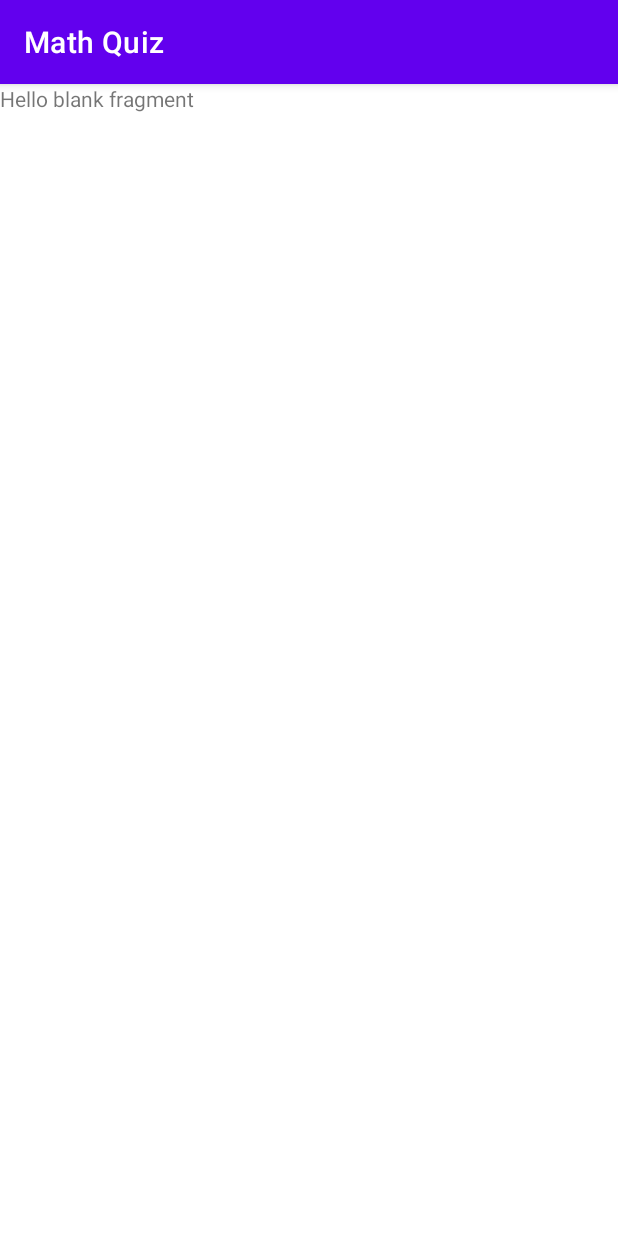
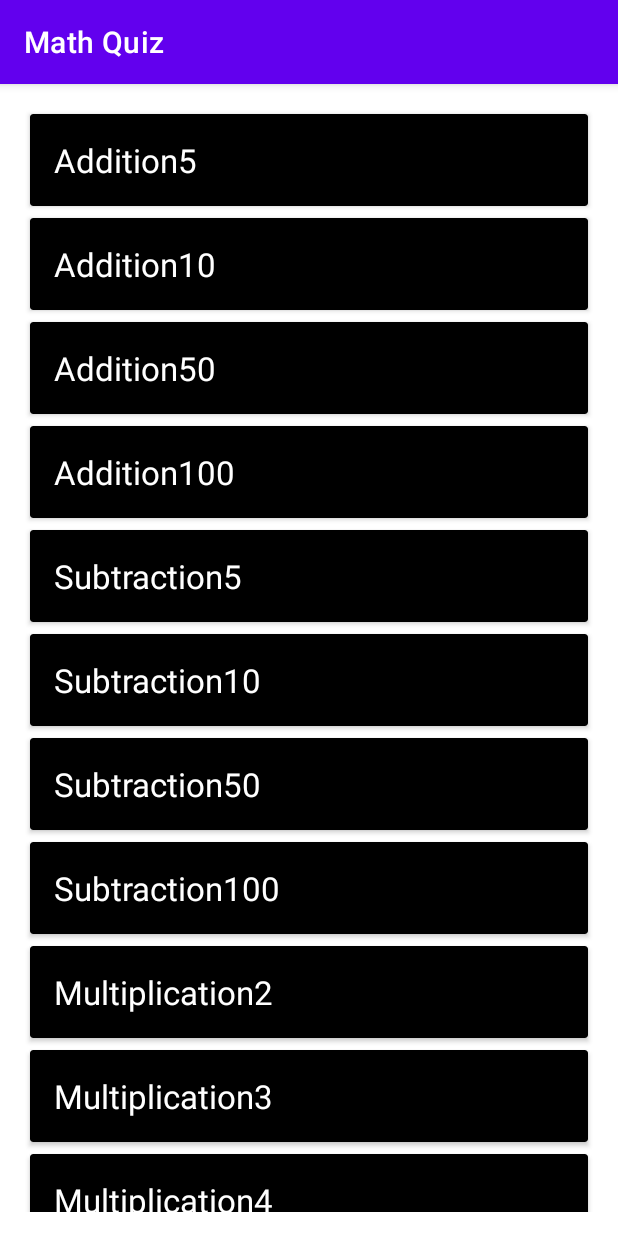
Before and after one commit to cszach/MathQuiz, an Android app: the ConfigurationFragment screen opened through its navigation route, on a phone screen of 412 x 824 dp. Run offline under Robolectric (Android 15) with nearby library versions, the phone set to English and light mode, and no system bars.

Commit message:
[ConfigurationFragment] View + Recycler classes

```diff
--- a/app/src/main/java/com/dnguy38/mathquiz/ConfigurationFragment.kt
+++ b/app/src/main/java/com/dnguy38/mathquiz/ConfigurationFragment.kt
@@ -5,21 +5,70 @@ import androidx.fragment.app.Fragment
 import android.view.LayoutInflater
 import android.view.View
 import android.view.ViewGroup
+import android.widget.TextView
+import androidx.lifecycle.ViewModelProvider
+import androidx.navigation.Navigation
+import androidx.recyclerview.widget.LinearLayoutManager
+import androidx.recyclerview.widget.RecyclerView
+import com.dnguy38.mathquiz.models.Configuration
+import com.dnguy38.mathquiz.ui.main.MainViewModel
 
 class ConfigurationFragment : Fragment() {
-    override fun onCreate(savedInstanceState: Bundle?) {
-        super.onCreate(savedInstanceState)
-    }
+    private lateinit var viewModel: MainViewModel
+    private lateinit var recycler: RecyclerView
 
     override fun onCreateView(
         inflater: LayoutInflater, container: ViewGroup?,
         savedInstanceState: Bundle?
     ): View? {
-        return inflater.inflate(R.layout.fragment_configuration, container, false)
+        val view = inflater.inflate(R.layout.fragment_configuration, container, false)
+
+        recycler = view.findViewById(R.id.configuration_recyclerView)
+        recycler.layoutManager = LinearLayoutManager(context)
+
+        return view
     }
 
-    companion object {
-        @JvmStatic
-        fun newInstance() = ConfigurationFragment()
+    override fun onViewCreated(view: View, savedInstanceState: Bundle?) {
+        super.onViewCreated(view, savedInstanceState)
+
+        viewModel = ViewModelProvider(this)[MainViewModel::class.java]
+        viewModel.configurationList.observe(viewLifecycleOwner) {
+            recycler.adapter = ConfigurationAdapter(it)
+        }
+    }
+
+    private inner class ConfigurationViewHolder(view: View): RecyclerView.ViewHolder(view), View.OnClickListener {
+        private lateinit var configuration: Configuration
+        private val configurationNameTextView: TextView = itemView.findViewById(R.id.configuration_name_textView)
+
+        init {
+            itemView.setOnClickListener(this)
+        }
+
+        override fun onClick(view: View?) {
+            val actionEval =
+                ConfigurationFragmentDirections.actionConfigurationFragmentToGameFragment(configuration)
+            Navigation.findNavController(itemView).navigate(actionEval)
+        }
+
+        fun bind(configuration: Configuration) {
+            this.configuration = configuration
+            configurationNameTextView.text = configuration.name
+        }
+    }
+
+    private inner class ConfigurationAdapter(private val list: Array<Configuration>): RecyclerView.Adapter<ConfigurationViewHolder>() {
+        override fun onCreateViewHolder(parent: ViewGroup, viewType: Int): ConfigurationViewHolder {
+            val view = layoutInflater.inflate(R.layout.configuration_item, parent, false)
+
+            return ConfigurationViewHolder(view)
+        }
+
+        override fun onBindViewHolder(holder: ConfigurationViewHolder, position: Int) {
+            holder.bind(list[position])
+        }
+
+        override fun getItemCount() = list.size
     }
 }
--- /dev/null
+++ b/app/src/main/java/com/dnguy38/mathquiz/models/Configuration.kt
@@ -0,0 +1,20 @@
+package com.dnguy38.mathquiz.models
+
+enum class Configuration {
+    Addition5,
+    Addition10,
+    Addition50,
+    Addition100,
+    Subtraction5,
+    Subtraction10,
+    Subtraction50,
+    Subtraction100,
+    Multiplication2,
+    Multiplication3,
+    Multiplication4,
+    Multiplication5,
+    Multiplication6,
+    Multiplication7,
+    Multiplication8,
+    Multiplication9,
+}
--- a/app/src/main/java/com/dnguy38/mathquiz/ui/main/MainViewModel.kt
+++ b/app/src/main/java/com/dnguy38/mathquiz/ui/main/MainViewModel.kt
@@ -1,7 +1,15 @@
 package com.dnguy38.mathquiz.ui.main
 
+import androidx.lifecycle.LiveData
+import androidx.lifecycle.MutableLiveData
 import androidx.lifecycle.ViewModel
+import com.dnguy38.mathquiz.models.Configuration
 
 class MainViewModel : ViewModel() {
-    // TODO: Implement the ViewModel
+    private val _configurationList = MutableLiveData<Array<Configuration>>()
+    var configurationList: LiveData<Array<Configuration>> = _configurationList
+
+    init {
+        _configurationList.value = Configuration.values()
+    }
 }
--- /dev/null
+++ b/app/src/main/res/layout/configuration_item.xml
@@ -0,0 +1,25 @@
+<?xml version="1.0" encoding="utf-8"?>
+<androidx.cardview.widget.CardView xmlns:android="http://schemas.android.com/apk/res/android"
+    xmlns:app="http://schemas.android.com/apk/res-auto"
+    android:id="@+id/configuration_cardView"
+    android:layout_width="match_parent"
+    android:layout_height="wrap_content"
+    android:layout_margin="4dp"
+    app:cardBackgroundColor="@color/black">
+
+    <LinearLayout
+        android:layout_width="match_parent"
+        android:layout_height="wrap_content"
+        android:orientation="horizontal">
+
+        <TextView
+            android:id="@+id/configuration_name_textView"
+            android:layout_width="0dp"
+            android:layout_height="wrap_content"
+            android:layout_margin="16dp"
+            android:layout_weight="1"
+            android:textAppearance="@style/TextAppearance.AppCompat.Large"
+            android:textColor="?android:attr/textColorPrimaryInverse"
+            android:textColorHint="?android:attr/textColorHintInverse" />
+    </LinearLayout>
+</androidx.cardview.widget.CardView>
--- a/app/src/main/res/layout/fragment_configuration.xml
+++ b/app/src/main/res/layout/fragment_configuration.xml
@@ -1,14 +1,22 @@
 <?xml version="1.0" encoding="utf-8"?>
-<FrameLayout xmlns:android="http://schemas.android.com/apk/res/android"
+<androidx.constraintlayout.widget.ConstraintLayout xmlns:android="http://schemas.android.com/apk/res/android"
+    xmlns:app="http://schemas.android.com/apk/res-auto"
     xmlns:tools="http://schemas.android.com/tools"
+    android:id="@+id/configuration_layout"
     android:layout_width="match_parent"
     android:layout_height="match_parent"
-    tools:context=".ConfigurationFragment">
+    tools:context=".ConfigurationFragment" >
 
-    <!-- TODO: Update blank fragment layout -->
-    <TextView
-        android:layout_width="match_parent"
-        android:layout_height="match_parent"
-        android:text="@string/hello_blank_fragment" />
-
-</FrameLayout>
+    <androidx.recyclerview.widget.RecyclerView
+        android:id="@+id/configuration_recyclerView"
+        android:layout_width="0dp"
+        android:layout_height="0dp"
+        android:layout_marginStart="16dp"
+        android:layout_marginTop="16dp"
+        android:layout_marginEnd="16dp"
+        android:layout_marginBottom="16dp"
+        app:layout_constraintBottom_toBottomOf="parent"
+        app:layout_constraintEnd_toEndOf="parent"
+        app:layout_constraintStart_toStartOf="parent"
+        app:layout_constraintTop_toTopOf="parent" />
+</androidx.constraintlayout.widget.ConstraintLayout>
--- a/app/src/main/res/navigation/nav_graph.xml
+++ b/app/src/main/res/navigation/nav_graph.xml
@@ -37,6 +37,9 @@
         <action
             android:id="@+id/action_gameFragment_to_welcomeFragment"
             app:destination="@id/welcomeFragment" />
+        <argument
+            android:name="configuration"
+            app:argType="com.dnguy38.mathquiz.models.Configuration" />
     </fragment>
     <fragment
         android:id="@+id/statisticsFragment"
```
